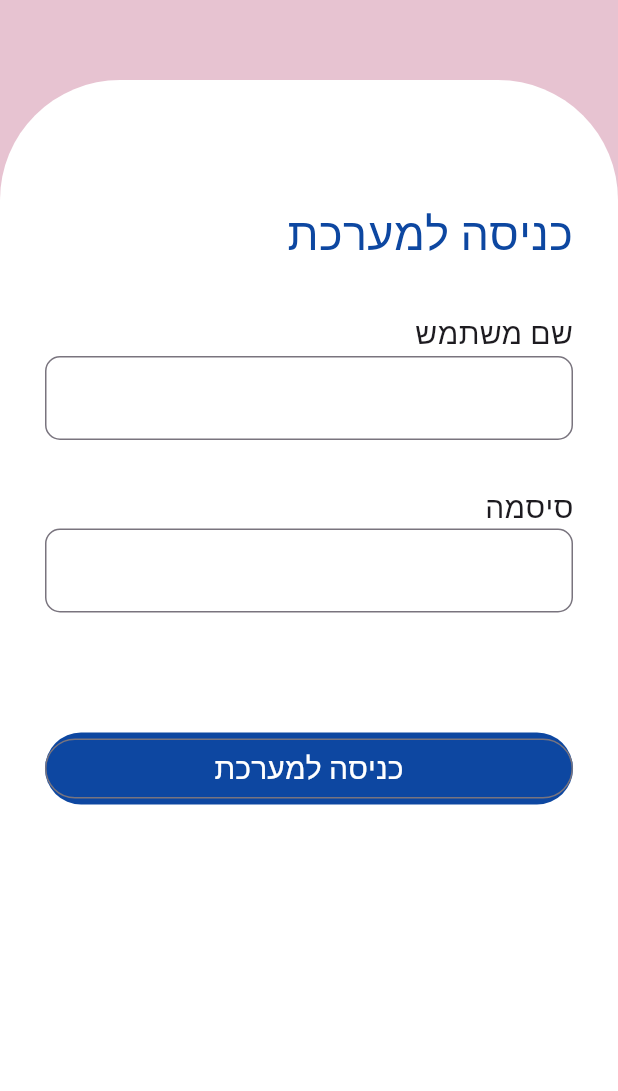
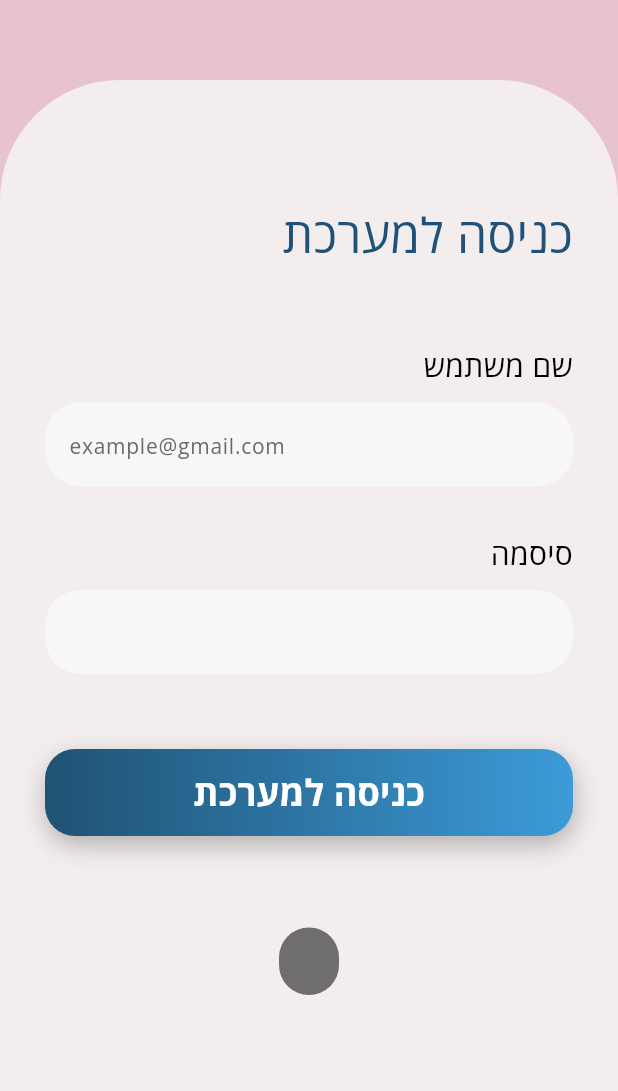
Before and after one commit to itamarshubin/Orot, a Flutter app: the screen it shows after launch, after a tap on "כניסה למערכת", on a phone screen of 412 x 824 dp, the part 145-1236 px from its top. Run offline on Flutter 3.47's test engine with Material 3 defaults, Android fonts, the light colour scheme and no system bars; our stand-ins replace firebase_auth, firebase_core, fluttertoast, google_fonts; accounts and stored records are empty; network calls fail.

Commit message:
refactor login page

```diff
--- a/frontend/lib/main.dart
+++ b/frontend/lib/main.dart
@@ -1,6 +1,25 @@
+import 'package:firebase_core/firebase_core.dart';
 import 'package:flutter/material.dart';
-import 'package:orot/pages/LoginPage.dart';
+import 'package:orot/firebase_options.dart';
+import 'package:orot/pages/login_page.dart';
 
-void main() {
-  runApp(const MaterialApp(home: RegisterPage()));
+Future<void> main() async {
+  WidgetsFlutterBinding.ensureInitialized();
+
+  await Firebase.initializeApp(options: DefaultFirebaseOptions.currentPlatform);
+
+  runApp(const MyApp());
 }
+
+class MyApp extends StatelessWidget {
+  const MyApp({super.key});
+
+  @override
+  Widget build(BuildContext context) {
+    return MaterialApp(
+      debugShowCheckedModeBanner: false,
+      theme: ThemeData(fontFamily: 'Open Sans'),
+      home: const RegisterPage(),
+    );
+  }
+}
--- a/frontend/lib/pages/LoginPage.dart
+++ /dev/null
@@ -1,112 +0,0 @@
-import 'package:flutter/material.dart';
-import 'package:orot/pages/HomePage.dart';
-
-class RegisterPage extends StatelessWidget {
-  const RegisterPage({super.key});
-
-  @override
-  Widget build(BuildContext context) {
-    return Scaffold(
-      resizeToAvoidBottomInset: false,
-      appBar: AppBar(
-        toolbarHeight: 100,
-        title: Image.asset('assets/img/logo.png', fit: BoxFit.cover),
-        backgroundColor: const Color.fromARGB(132, 209, 147, 167),
-      ),
-      body: Container(
-        color: const Color.fromARGB(132, 209, 147, 167),
-        padding: const EdgeInsets.only(top: 50),
-        child: Container(
-          decoration: const BoxDecoration(
-              borderRadius:
-                  BorderRadiusDirectional.vertical(top: Radius.circular(80)),
-              color: Colors.white),
-          child: Container(
-            padding: const EdgeInsets.fromLTRB(20, 50, 20, 0),
-            child: const LoginForm(),
-          ),
-        ),
-      ),
-    );
-  }
-}
-
-class LoginForm extends StatefulWidget {
-  const LoginForm({super.key});
-
-  @override
-  State<LoginForm> createState() => _LoginFormState();
-}
-
-class _LoginFormState extends State<LoginForm> {
-  final passwordController = TextEditingController();
-  final nameController = TextEditingController();
-
-  @override
-  Widget build(BuildContext context) {
-    return Form(
-        child: Padding(
-            padding: const EdgeInsets.fromLTRB(10, 0, 10, 0),
-            child: Column(
-              children: [
-                Container(
-                  padding: const EdgeInsets.fromLTRB(30, 30, 0, 30),
-                  alignment: Alignment.centerRight,
-                  child: Text(
-                    'כניסה למערכת',
-                    style: TextStyle(fontSize: 30, color: Colors.blue[900]),
-                  ),
-                ),
-                Container(
-                    alignment: Alignment.centerRight,
-                    child: const Text('שם משתמש',
-                        style: TextStyle(
-                          fontSize: 20,
-                        ))),
-                TextFormField(
-                  controller: nameController,
-                  decoration: const InputDecoration(
-                    border: OutlineInputBorder(
-                        borderRadius: BorderRadius.all(Radius.circular(10))),
-                  ),
-                ),
-                Container(
-                    alignment: Alignment.centerRight,
-                    padding: const EdgeInsets.only(top: 30),
-                    child: const Text('סיסמה',
-                        style: TextStyle(
-                          fontSize: 20,
-                        ))),
-                TextFormField(
-                  controller: passwordController,
-                  obscureText: true,
-                  enableSuggestions: false,
-                  autocorrect: false,
-                  decoration: const InputDecoration(
-                    border: OutlineInputBorder(
-                        borderRadius: BorderRadius.all(Radius.circular(10))),
-                  ),
-                ),
-                Container(
-                    width: 400,
-                    margin: const EdgeInsets.only(top: 80),
-                    decoration: BoxDecoration(
-                      borderRadius: const BorderRadius.all(Radius.circular(30)),
-                      color: Colors.blue[900],
-                    ),
-                    child: OutlinedButton(
-                        onPressed: () {
-                          if (nameController.text == "itamar" && passwordController.text == "123") { //TODO: replace with real check
-                            Navigator.push(
-                                context,
-                                MaterialPageRoute(
-                                    builder: (context) => const Homepage()));
-                          }
-                        },
-                        child: const Text('כניסה למערכת',
-                            style:
-                                TextStyle(color: Colors.white, fontSize: 20))))
-              ],
-          )));
-  }
-}
--- /dev/null
+++ b/frontend/lib/pages/login_page.dart
@@ -0,0 +1,204 @@
+import 'package:flutter/material.dart';
+import 'package:google_fonts/google_fonts.dart';
+import 'package:orot/services/auth_service.dart';
+
+class RegisterPage extends StatelessWidget {
+  const RegisterPage({super.key});
+
+  @override
+  Widget build(BuildContext context) {
+    return Scaffold(
+      resizeToAvoidBottomInset: false,
+      appBar: AppBar(
+        toolbarHeight: 100,
+        title: Image.asset('assets/img/logo.png', fit: BoxFit.cover),
+        backgroundColor: const Color.fromARGB(132, 209, 147, 167),
+      ),
+      body: Container(
+        color: const Color.fromARGB(132, 209, 147, 167),
+        padding: const EdgeInsets.only(top: 50),
+        child: Container(
+          decoration: const BoxDecoration(
+              borderRadius:
+                  BorderRadiusDirectional.vertical(top: Radius.circular(80)),
+              color: Color(0xffF3EDED)),
+          child: Container(
+            padding: const EdgeInsets.fromLTRB(20, 50, 20, 0),
+            child: const LoginForm(),
+          ),
+        ),
+      ),
+    );
+  }
+}
+
+class LoginForm extends StatefulWidget {
+  const LoginForm({super.key});
+
+  @override
+  State<LoginForm> createState() => _LoginFormState();
+}
+
+class _LoginFormState extends State<LoginForm> {
+  final _emailController = TextEditingController();
+  final _passwordController = TextEditingController();
+
+  @override
+  Widget build(BuildContext context) {
+    return Form(
+        child: Padding(
+            padding: const EdgeInsets.fromLTRB(10, 0, 10, 0),
+            child: Column(
+              children: [
+                _title(),
+                const SizedBox(
+                  height: 20,
+                ),
+                _emailAddress(),
+                const SizedBox(
+                  height: 30,
+                ),
+                _password(),
+                const SizedBox(
+                  height: 50,
+                ),
+                _signIn(context)
+              ],
+            )));
+  }
+
+  Widget _title() {
+    return Container(
+      padding: const EdgeInsets.fromLTRB(30, 30, 0, 30),
+      alignment: Alignment.centerRight,
+      child: Text(
+        'כניסה למערכת',
+        style: GoogleFonts.openSans(
+            textStyle: const TextStyle(
+          fontWeight: FontWeight.w400,
+          fontSize: 32,
+          color: Color.fromRGBO(32, 82, 1145, 1),
+        )),
+      ),
+    );
+  }
+
+  Widget _emailAddress() {
+    return Column(
+      mainAxisAlignment: MainAxisAlignment.start,
+      crossAxisAlignment: CrossAxisAlignment.start,
+      children: [
+        Container(
+            alignment: Alignment.centerRight,
+            child: Text(
+              'שם משתמש',
+              style: GoogleFonts.openSans(
+                  textStyle: const TextStyle(
+                      color: Colors.black,
+                      fontWeight: FontWeight.w400,
+                      fontSize: 20)),
+            )),
+        const SizedBox(
+          height: 10,
+        ),
+        TextField(
+          controller: _emailController,
+          decoration: InputDecoration(
+              filled: true,
+              hintText: 'example@gmail.com',
+              hintStyle: const TextStyle(
+                  color: Color(0xff6A6A6A),
+                  fontWeight: FontWeight.normal,
+                  fontSize: 14),
+              fillColor: const Color(0xffF7F7F9),
+              border: OutlineInputBorder(
+                  borderSide: BorderSide.none,
+                  borderRadius: BorderRadius.circular(24))),
+        )
+      ],
+    );
+  }
+
+  Widget _password() {
+    return Column(
+      mainAxisAlignment: MainAxisAlignment.start,
+      crossAxisAlignment: CrossAxisAlignment.start,
+      children: [
+        Container(
+          alignment: Alignment.centerRight,
+          child: Text(
+            'סיסמה',
+            style: GoogleFonts.openSans(
+                textStyle: const TextStyle(
+                    color: Colors.black,
+                    fontWeight: FontWeight.w400,
+                    fontSize: 20)),
+          ),
+        ),
+        const SizedBox(
+          height: 10,
+        ),
+        TextField(
+          obscureText: true,
+          controller: _passwordController,
+          decoration: InputDecoration(
+              filled: true,
+              fillColor: const Color(0xffF7F7F9),
+              border: OutlineInputBorder(
+                  borderSide: BorderSide.none,
+                  borderRadius: BorderRadius.circular(24))),
+        )
+      ],
+    );
+  }
+
+  Widget _signIn(BuildContext context) {
+    return Container(
+      width: 500,
+      decoration: BoxDecoration(
+        gradient: const LinearGradient(
+          colors: [
+            Color(0xFF205273),
+            Color(0xFF3C9BD9),
+          ],
+          begin: Alignment.centerLeft,
+          end: Alignment.centerRight,
+        ),
+        borderRadius: BorderRadius.circular(20),
+        boxShadow: const [
+          BoxShadow(
+            color: Colors.black26,
+            offset: Offset(1, 6),
+            blurRadius: 14,
+            spreadRadius: 0,
+          ),
+        ],
+      ),
+      child: ElevatedButton(
+        onPressed: () async {
+          await AuthService().signin(
+              email: _emailController.text,
+              password: _passwordController.text,
+              context: context);
+        },
+        style: ElevatedButton.styleFrom(
+          backgroundColor: Colors.transparent,
+          shadowColor: Colors.transparent,
+          padding: const EdgeInsets.symmetric(horizontal: 24, vertical: 12),
+          shape: RoundedRectangleBorder(
+            borderRadius: BorderRadius.circular(8),
+          ),
+        ),
+        child: Text(
+          'כניסה למערכת',
+          style: GoogleFonts.openSans(
+              textStyle: const TextStyle(
+            fontWeight: FontWeight.bold,
+            fontSize: 24,
+            color: Colors.white,
+          )),
+        ),
+      ),
+    );
+  }
+}
--- /dev/null
+++ b/frontend/lib/services/auth_service.dart
@@ -0,0 +1,76 @@
+import 'package:firebase_auth/firebase_auth.dart';
+import 'package:flutter/material.dart';
+import 'package:fluttertoast/fluttertoast.dart';
+import 'package:orot/pages/login.dart';
+import 'package:orot/pages/HomePage.dart';
+
+class AuthService {
+  Future<void> signup(
+      {required String email,
+      required String password,
+      required BuildContext context}) async {
+    try {
+      await FirebaseAuth.instance
+          .createUserWithEmailAndPassword(email: email, password: password);
+
+      await Future.delayed(const Duration(seconds: 1));
+      Navigator.pushReplacement(
+          context,
+          MaterialPageRoute(
+              builder: (BuildContext context) => const Homepage()));
+    } on FirebaseAuthException catch (e) {
+      String message = '';
+      if (e.code == 'weak-password') {
+        message = 'The password provided is too weak.';
+      } else if (e.code == 'email-already-in-use') {
+        message = 'An account already exists with that email.';
+      }
+      Fluttertoast.showToast(
+        msg: message,
+        toastLength: Toast.LENGTH_LONG,
+        gravity: ToastGravity.SNACKBAR,
+        backgroundColor: Colors.black54,
+        textColor: Colors.white,
+        fontSize: 14.0,
+      );
+    } catch (e) {}
+  }
+
+  Future<void> signin(
+      {required String email,
+      required String password,
+      required BuildContext context}) async {
+    try {
+      await FirebaseAuth.instance
+          .signInWithEmailAndPassword(email: email, password: password);
+
+      await Future.delayed(const Duration(seconds: 1));
+      Navigator.pushReplacement(
+          context,
+          MaterialPageRoute(
+              builder: (BuildContext context) => const Homepage()));
+    } on FirebaseAuthException catch (e) {
+      String message = '';
+      if (e.code == 'invalid-email') {
+        message = 'No user found for that email.';
+      } else if (e.code == 'invalid-credential') {
+        message = 'Wrong password provided for that user.';
+      }
+      Fluttertoast.showToast(
+        msg: message,
+        toastLength: Toast.LENGTH_LONG,
+        gravity: ToastGravity.SNACKBAR,
+        backgroundColor: Colors.black54,
+        textColor: Colors.white,
+        fontSize: 14.0,
+      );
+    } catch (e) {}
+  }
+
+  Future<void> signout({required BuildContext context}) async {
+    await FirebaseAuth.instance.signOut();
+    await Future.delayed(const Duration(seconds: 1));
+    Navigator.pushReplacement(
+        context, MaterialPageRoute(builder: (BuildContext context) => Login()));
+  }
+}
```
